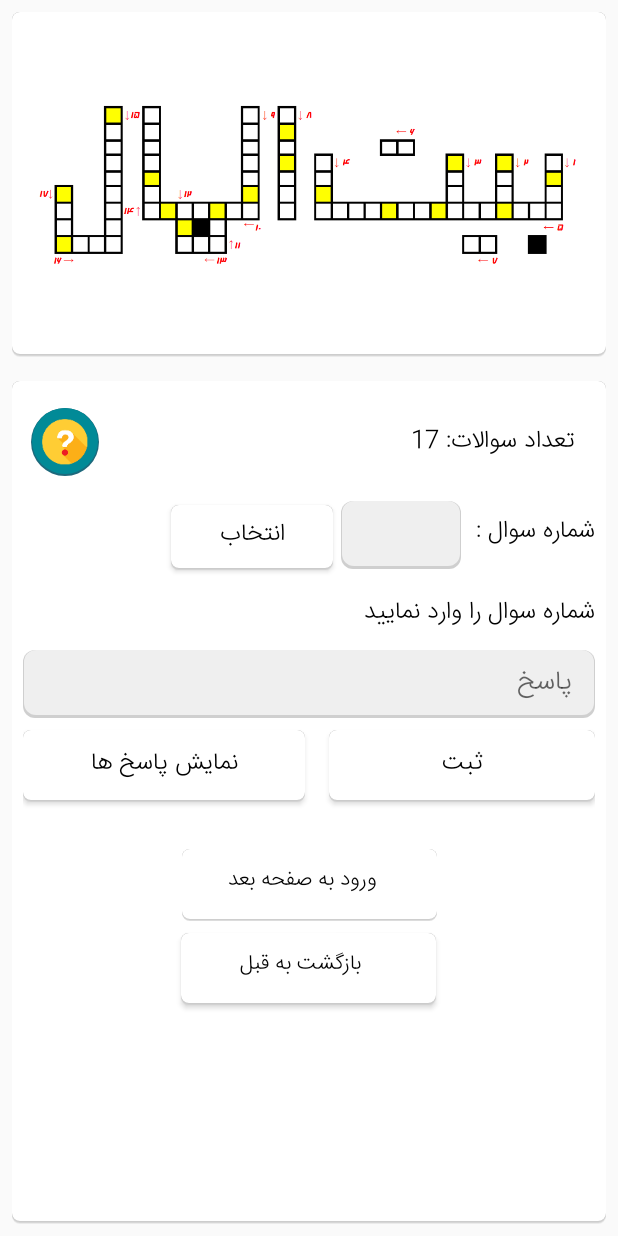
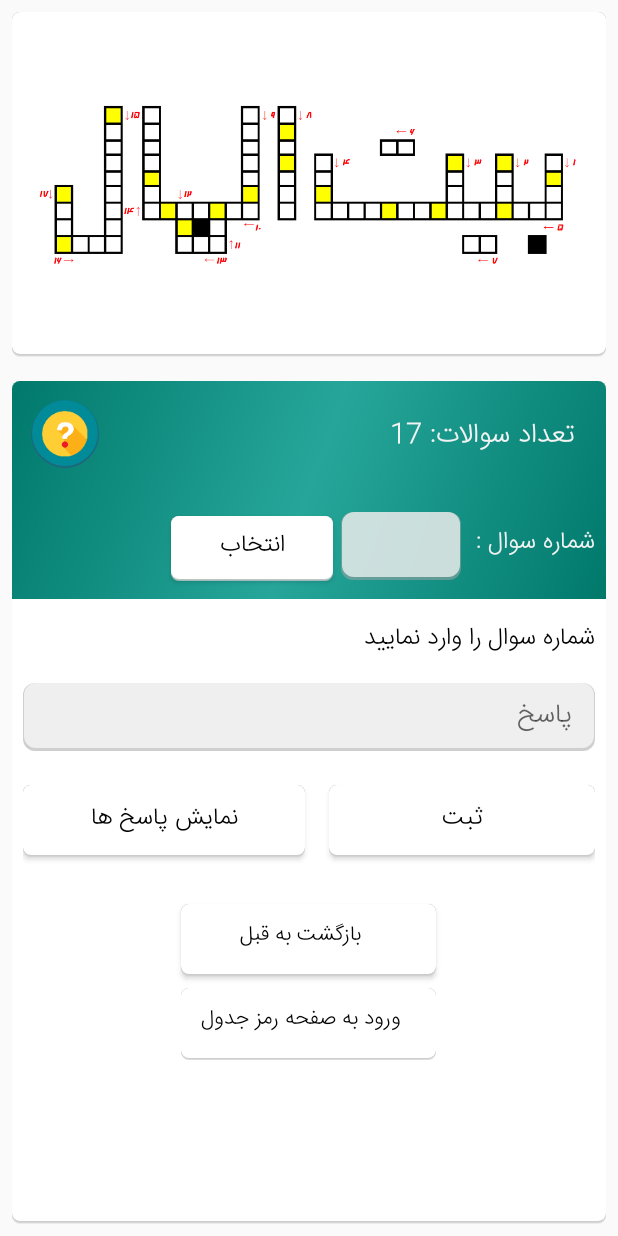
Before and after one commit to moeinkarimi/Assisstant, an Android app: the TableActivity screen opened directly, with no data from a screen before it, on a phone screen of 412 x 824 dp. Run offline under Robolectric (Android 15) with nearby library versions, the phone set to English and light mode, and no system bars; libraries missing offline, so code that uses them is left out: com.github.chrisbanes.photoview; plain views replace PhotoView; 3 statements that could not run were skipped.

Commit message:
رفع باگ نگه دارنده صفحه تغییرات در ظاهر

```diff
--- a/app/src/main/java/mytechcorp/ir/assisstant/EnterActivity.java
+++ b/app/src/main/java/mytechcorp/ir/assisstant/EnterActivity.java
@@ -141,7 +141,6 @@ public class EnterActivity extends Activity {
         cursor.moveToFirst();
         checkGCode();
         if (cursor.getCount() > 0) {
-            //dbHandler.UpdateStates();
             if(dbHandler.GetPersonCount()>0 && dbHandler.getCodeState(1)){
                 Intent intent = new Intent(this, MainActivity.class);
                 startActivity(intent);
@@ -150,7 +149,7 @@ public class EnterActivity extends Activity {
 
         }
         else {
-            for (int i=1;i<13;i++){
+            for (int i=1;i<14;i++){
                 dbHandler.AddState();
             }
         }
--- a/app/src/main/java/mytechcorp/ir/assisstant/GeneralInfoActivity.java
+++ b/app/src/main/java/mytechcorp/ir/assisstant/GeneralInfoActivity.java
@@ -84,7 +84,9 @@ public class GeneralInfoActivity extends AppCompatActivity {
             public void onItemSelected(AdapterView<?> parent, View view, int position, long id) {
                 GetQuestionsAndOptions(position);
                 qID = position+1;
-                radio_group.clearCheck();
+                if (!dbHandler.GetQuestionState(qID,9)) {
+                    radio_group.clearCheck();
+                }
             }
 
             @Override
--- a/app/src/main/java/mytechcorp/ir/assisstant/IntelligenceMysteryActivity.java
+++ b/app/src/main/java/mytechcorp/ir/assisstant/IntelligenceMysteryActivity.java
@@ -74,6 +74,7 @@ public class IntelligenceMysteryActivity extends AppCompatActivity {
     }
 
     private void Answer(){
+
         if (!dbHandler.GetScoreState(10)) {
             dbHandler.AddAnswer(
                     new Answers(
@@ -82,7 +83,8 @@ public class IntelligenceMysteryActivity extends AppCompatActivity {
                             1
                     )
             );
-            if (txtMAnswer2.getText().toString().replace(" ", "").equals(this.getString(R.string.IntelligenceMysteryAnswer))) {
+            String trueAns = this.getString(R.string.IntelligenceMysteryAnswer).replace(" ", ""), txtAns = txtMAnswer2.getText().toString().replace(" ", "");
+            if (txtAns.equals(trueAns)) {
                 dbHandler.AddScore(
                         new Scores(
                                 10,
--- a/app/src/main/java/mytechcorp/ir/assisstant/TableActivity.java
+++ b/app/src/main/java/mytechcorp/ir/assisstant/TableActivity.java
@@ -550,6 +550,11 @@ public class TableActivity extends Activity {
         }*/
         txtAnswer.setText("");
         txtQues.setText("");
+        tvQuestion.setText("");
+
+        if(dbHandler.GetAnswerCount(1) == Count) {
+            btnEnter.setEnabled(true);
+        }
     }
 
     public void setBtnShowAnswersOnClickListener(View v){
--- /dev/null
+++ b/app/src/main/res/drawable/headerbg.xml
@@ -0,0 +1,15 @@
+<?xml version="1.0" encoding="utf-8"?>
+
+<shape xmlns:android="http://schemas.android.com/apk/res/android">
+
+
+        <gradient
+            android:angle="135"
+            android:startColor="#00796B"
+            android:centerColor="#26A69A"
+            android:endColor="#00796B"
+            android:useLevel="true"
+            android:type="linear" />
+
+<corners android:topRightRadius="5dp" android:topLeftRadius="5dp"/>
+    </shape>
--- a/app/src/main/res/layout/activity_table.xml
+++ b/app/src/main/res/layout/activity_table.xml
@@ -40,7 +40,6 @@
             android:layout_width="match_parent"
             android:layout_height="wrap_content"
             android:layout_marginBottom="5dp"
-            android:layout_marginTop="5dp"
             android:layoutDirection="rtl"
             android:paddingBottom="5dp"
             android:scrollbars="vertical"
@@ -53,7 +52,8 @@
                 android:layout_width="170dp"
                 android:layout_height="wrap_content"
                 android:layout_margin="8dp"
-                android:layout_marginTop="8dp"
+                android:layout_marginTop="80dp"
+                android:layout_marginBottom="8dp"
                 android:background="@drawable/btnselector2"
                 android:gravity="center"
                 android:layoutDirection="rtl"
@@ -70,7 +70,7 @@
                 app:layout_constraintEnd_toEndOf="parent"
                 app:layout_constraintHorizontal_bias="0.497"
                 app:layout_constraintStart_toStartOf="parent"
-                app:layout_constraintTop_toBottomOf="@+id/btnEnter3"
+                app:layout_constraintTop_toBottomOf="@+id/linearLayouttable"
                 app:layout_constraintVertical_bias="0.0" />
 
             <Button
@@ -78,7 +78,9 @@
                 android:layout_width="170dp"
                 android:layout_height="wrap_content"
                 android:layout_margin="8dp"
+                android:layout_marginTop="8dp"
                 android:background="@drawable/btnselector2"
+                android:enabled="false"
                 android:gravity="center"
                 android:layoutDirection="rtl"
                 android:onClick="setBtnEnterOnClickListener"
@@ -88,11 +90,12 @@
                 android:paddingEnd="5dp"
                 android:paddingRight="5dp"
                 android:paddingBottom="10dp"
-                android:text="ورود به صفحه بعد"
+                android:text="ورود به صفحه رمز جدول"
                 android:textDirection="rtl"
                 app:layout_constraintEnd_toEndOf="parent"
+                app:layout_constraintHorizontal_bias="0.497"
                 app:layout_constraintStart_toStartOf="parent"
-                app:layout_constraintTop_toBottomOf="@+id/linearLayouttable" />
+                app:layout_constraintTop_toBottomOf="@+id/btnBackToMain" />
 
             <LinearLayout
                 android:id="@+id/linearLayouttable"
@@ -100,14 +103,22 @@
                 android:layout_height="wrap_content"
                 android:layoutDirection="rtl"
                 android:orientation="vertical"
-                android:padding="7dp"
                 app:layout_constraintEnd_toEndOf="parent"
                 app:layout_constraintHorizontal_bias="0.0"
-                app:layout_constraintStart_toStartOf="parent">
+                app:layout_constraintStart_toStartOf="parent"
+                tools:ignore="MissingConstraints">
 
                 <LinearLayout
                     android:layout_width="match_parent"
                     android:layout_height="match_parent"
+                    android:layout_marginBottom="5dp"
+                    android:background="@drawable/headerbg"
+                    android:orientation="vertical">
+
+                    <LinearLayout
+                        android:layout_width="match_parent"
+                        android:layout_height="match_parent"
+                        android:layout_margin="7dp"
                         android:orientation="horizontal">
 
                         <mytechcorp.ir.assisstant.TextViewPlus
@@ -118,8 +129,8 @@
                             android:nextFocusLeft="@id/questionCount"
                             android:nextFocusUp="@id/questionCount"
                             android:text="تعداد سوالات : "
-                        android:textColor="@android:color/black"
-                        android:textSize="16sp"
+                            android:textColor="@color/light"
+                            android:textSize="18sp"
                             app:customFont="@string/Font" />
 
                         <Space
@@ -146,7 +157,7 @@
                     <LinearLayout
                         android:layout_width="match_parent"
                         android:layout_height="wrap_content"
-                    android:layout_marginTop="5dp"
+                        android:layout_margin="7dp"
                         android:orientation="horizontal">
 
                         <mytechcorp.ir.assisstant.TextViewPlus
@@ -154,7 +165,7 @@
                             android:layout_width="wrap_content"
                             android:layout_height="wrap_content"
                             android:text="شماره سوال : "
-                        android:textColor="@android:color/black"
+                            android:textColor="@color/light"
                             android:textSize="16sp"
                             app:customFont="@string/Font" />
 
@@ -168,12 +179,12 @@
                             android:ems="10"
                             android:inputType="number"
                             android:layoutDirection="rtl"
+                            android:paddingStart="15dp"
+                            android:paddingLeft="5dp"
+                            android:paddingTop="5dp"
+                            android:paddingEnd="5dp"
+                            android:paddingRight="5dp"
                             android:paddingBottom="5dp"
-                        android:paddingEnd="5dp"
-                        android:paddingLeft="5dp"
-                        android:paddingRight="5dp"
-                        android:paddingStart="15dp"
-                        android:paddingTop="5dp"
                             android:singleLine="true"
                             android:textDirection="rtl" />
 
@@ -181,9 +192,9 @@
                             android:id="@+id/btnSelect"
                             android:layout_width="8dp"
                             android:layout_height="43dp"
-                        android:layout_marginBottom="5dp"
                             android:layout_marginLeft="8dp"
                             android:layout_marginTop="2dp"
+                            android:layout_marginBottom="5dp"
                             android:layout_weight="1"
                             android:background="@drawable/btnselector2"
                             android:onClick="setBtnSelectOnClickListener"
@@ -197,10 +208,13 @@
 
                     </LinearLayout>
 
+                </LinearLayout>
+
                 <mytechcorp.ir.assisstant.TextViewPlus
                     android:id="@+id/tvQuestion"
                     android:layout_width="match_parent"
                     android:layout_height="wrap_content"
+                    android:layout_margin="7dp"
                     android:layout_marginTop="10dp"
                     android:text="شماره سوال را وارد نمایید"
                     android:textColor="@android:color/black"
@@ -211,32 +225,34 @@
                     android:id="@+id/txtAnswer"
                     android:layout_width="match_parent"
                     android:layout_height="45dp"
+                    android:layout_margin="7dp"
                     android:layout_marginTop="10dp"
                     android:background="@drawable/squaretheme"
                     android:ems="10"
                     android:hint="پاسخ"
                     android:layoutDirection="rtl"
+                    android:paddingStart="15dp"
+                    android:paddingLeft="5dp"
+                    android:paddingTop="5dp"
+                    android:paddingEnd="5dp"
+                    android:paddingRight="5dp"
                     android:paddingBottom="5dp"
-                    android:paddingEnd="5dp"
-                    android:paddingLeft="5dp"
-                    android:paddingRight="5dp"
-                    android:paddingStart="15dp"
-                    android:paddingTop="5dp"
                     android:singleLine="true"
                     android:textDirection="rtl" />
 
                 <LinearLayout
                     android:layout_width="match_parent"
                     android:layout_height="wrap_content"
+                    android:layout_margin="7dp"
                     android:orientation="horizontal">
 
                     <Button
                         android:id="@+id/btnSave"
                         android:layout_width="wrap_content"
                         android:layout_height="wrap_content"
-                        android:layout_marginBottom="16dp"
                         android:layout_marginLeft="8dp"
                         android:layout_marginTop="8dp"
+                        android:layout_marginBottom="16dp"
                         android:layout_weight="1"
                         android:background="@drawable/btnselector2"
                         android:onClick="setBtnSaveOnClickLisetener"
@@ -253,9 +269,9 @@
                         android:id="@+id/btnShowAnswers"
                         android:layout_width="wrap_content"
                         android:layout_height="wrap_content"
+                        android:layout_marginTop="8dp"
+                        android:layout_marginRight="8dp"
                         android:layout_marginBottom="16dp"
-                        android:layout_marginRight="8dp"
-                        android:layout_marginTop="8dp"
                         android:layout_weight="1"
                         android:background="@drawable/btnselector2"
                         android:onClick="setBtnShowAnswersOnClickListener"
--- a/app/src/main/res/values/colors.xml
+++ b/app/src/main/res/values/colors.xml
@@ -3,10 +3,11 @@
     <color name="colorPrimary">#1e7e80</color>
     <color name="colorPrimaryDark">#1d706a</color>
     <color name="colorAccent">#1eafa7</color>
-    <color name="squarecolor">#abffffff</color>
+    <color name="squarecolor">#ABFFFFFF</color>
     <color name="white">#ffffff</color>
     <color name="normalButton">#018a97</color>
     <color name="selectedButton">#1d697c</color>
     <color name="text">#212121</color>
     <color name="text_color_primary">#000000</color>
+    <color name="light">#F3F3F3</color>
 </resources>
```
Also changed, not shown: app/src/main/java/mytechcorp/ir/assisstant/DBHandler.java (+7 -0 lines), app/src/main/java/mytechcorp/ir/assisstant/ReadingActivity.java (+18 -3 lines), app/src/main/res/layout/activity_description.xml (+11 -4 lines), app/src/main/res/layout/activity_general_info.xml (+16 -11 lines), app/src/main/res/layout/activity_intelligence_mystery.xml (+7 -5 lines), app/src/main/res/layout/activity_mystery.xml (+12 -11 lines), app/src/main/res/layout/activity_reading.xml (+18 -7 lines). Lines whose indentation alone changed are shown as unchanged.
